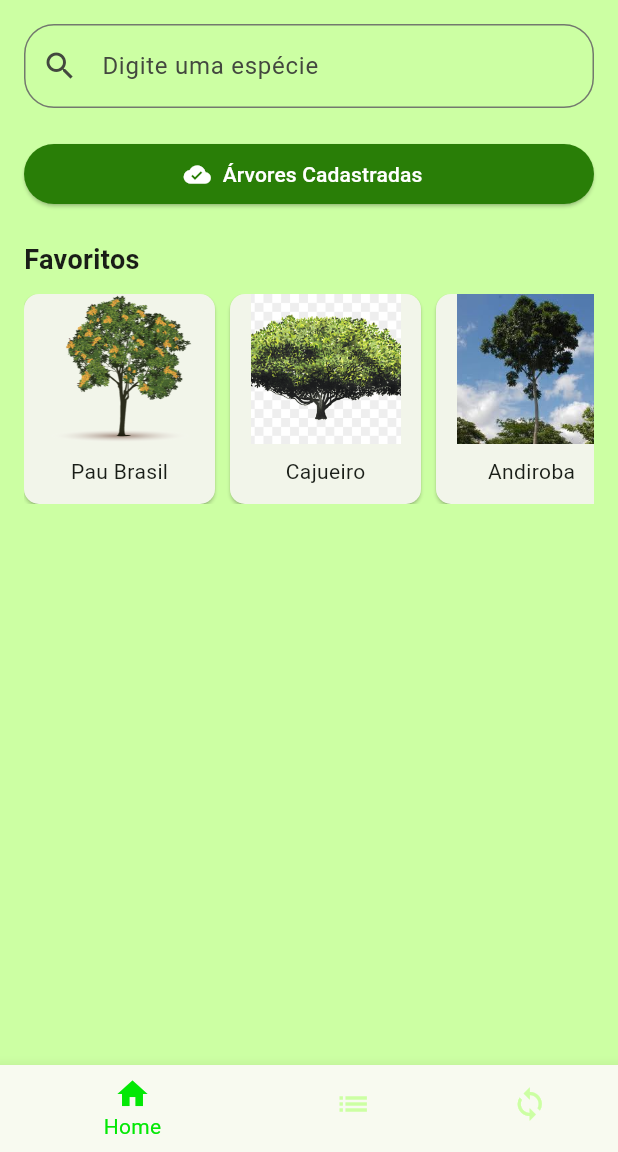
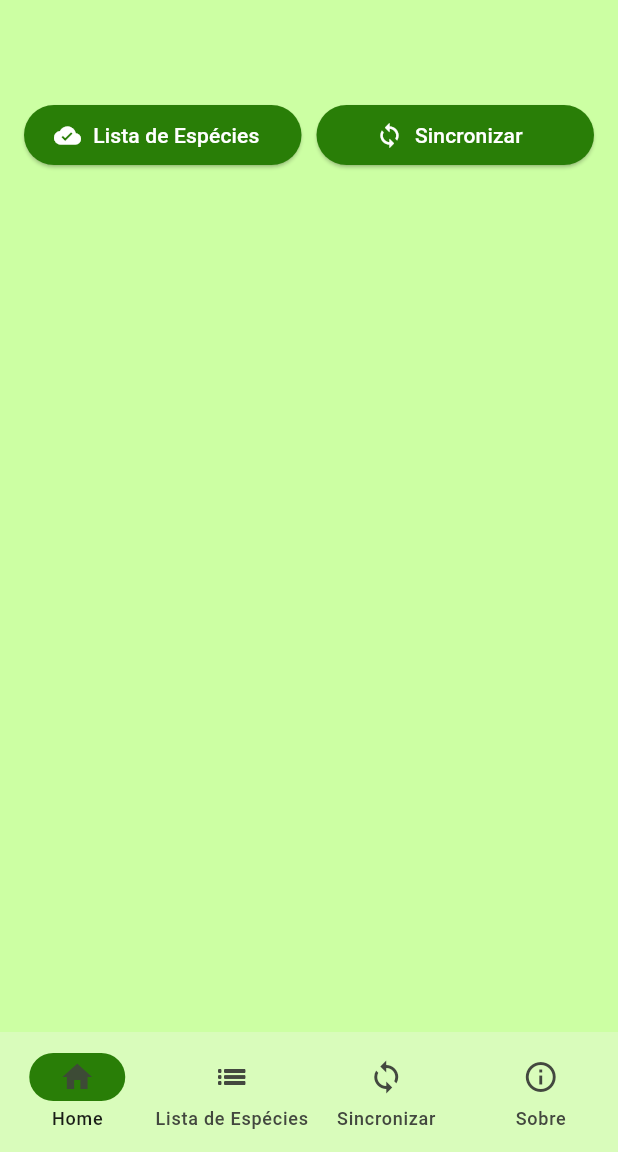
Before and after one commit to Matheusdeicke/amazontrees, a Flutter app: the TelaInicial screen opened directly, on a phone screen of 412 x 824 dp, the part 84-1236 px from its top. Run offline on Flutter 3.47's test engine with Material 3 defaults, Android fonts, the phone set to English and light mode, and no system bars.

Commit message:
100% att dia 21

```diff
--- a/lib/main.dart
+++ b/lib/main.dart
@@ -18,7 +18,7 @@ class MyApp extends StatelessWidget {
         colorScheme: ColorScheme.fromSeed(seedColor: AppColors.primaryColor),
         useMaterial3: true,
       ),
-      home: TelaLogin(), // Exibindo TelaLogin como a tela inicial
+      home: TelaCarregamento(), // Exibindo TelaLogin como a tela inicial
     );
   }
 }
--- a/lib/view/tela_home.dart
+++ b/lib/view/tela_home.dart
@@ -1,9 +1,15 @@
 import 'package:flutter/cupertino.dart';
 import 'package:flutter/material.dart';
-
+import 'tela_lista_especies.dart';  // Importando a tela correta
 import '../utils/colors.dart';
 
 class TelaHome extends StatelessWidget {
+  // Função de sincronizar
+  void sincronizarDados() {
+    // Aqui você pode implementar a lógica de sincronização com o servidor
+    print("Sincronizando dados...");
+  }
+
   @override
   Widget build(BuildContext context) {
     return Scaffold(
@@ -17,19 +23,8 @@ class TelaHome extends StatelessWidget {
         child: Column(
           crossAxisAlignment: CrossAxisAlignment.start,
           children: [
-            // Barra de pesquisa
-            TextField(
-              decoration: InputDecoration(
-                hintText: 'Digite uma espécie',
-                prefixIcon: Icon(Icons.search),
-                border: OutlineInputBorder(
-                  borderRadius: BorderRadius.circular(20.0),
-                ),
-              ),
-            ),
-            SizedBox(height: 20),
-
-            // Botões de cadastrar árvores e árvores cadastradas
+            SizedBox(height: 50),
+            // Botões
             Row(
               mainAxisAlignment: MainAxisAlignment.spaceBetween,
               children: [
@@ -37,41 +32,28 @@ class TelaHome extends StatelessWidget {
                   child: _buildActionButton(
                     context,
                     icon: Icons.cloud_done,
-                    label: 'Árvores Cadastradas',
+                    label: 'Lista de Espécies',
                     onPressed: () {
-                      // Navegar para a tela de árvores cadastradas
+                      // Abre a tela da lista de espécies
+                      Navigator.push(
+                        context,
+                        MaterialPageRoute(builder: (context) => TelaListaEspecies()),
+                      );
+                    },
+                  ),
+                ),
+                SizedBox(width: 10),
+                Expanded(
+                  child: _buildActionButton(
+                    context,
+                    icon: Icons.sync,
+                    label: 'Sincronizar',
+                    onPressed: () {
+                      sincronizarDados();  // Chama a função de sincronização
                     },
                   ),
                 ),
               ],
-            ),
-            SizedBox(height: 20),
-
-            // Seção de favoritos
-            Text(
-              'Favoritos',
-              style: TextStyle(fontSize: 18, fontWeight: FontWeight.bold),
-            ),
-            SizedBox(height: 10),
-
-            SizedBox(
-              height: 140, // Define a altura da ListView
-              child: ListView.builder(
-                scrollDirection: Axis.horizontal,
-                itemCount: favoritos.length, // Quantidade de itens na lista
-                itemBuilder: (context, index) {
-                  return Container(
-                    width: MediaQuery
-                        .of(context)
-                        .size
-                        .width / 3, // Dividido por 3 para mostrar 3 por vez
-                    child: FavoritoCard(
-                      favoritos[index]['nome']!,
-                      favoritos[index]['imagePath']!,
-                    ),
-                  );
-                },
-              ),
             ),
           ],
         ),
@@ -79,7 +61,6 @@ class TelaHome extends StatelessWidget {
     );
   }
 }
-
 
 Widget _buildActionButton(BuildContext context,
     {required IconData icon, required String label, required VoidCallback onPressed}) {
@@ -96,44 +77,3 @@ Widget _buildActionButton(BuildContext context,
     ),
   );
 }
-
-class FavoritoCard extends StatelessWidget {
-  final String nome;
-  final String imagePath;
-
-  FavoritoCard(this.nome, this.imagePath);
-
-  @override
-  Widget build(BuildContext context) {
-    return Card(
-      margin: EdgeInsets.only(right: 10),
-      shape: RoundedRectangleBorder(
-        borderRadius: BorderRadius.circular(10),
-      ),
-      child: Column(
-        children: [
-          Image.asset(
-            imagePath,
-            width: 100,
-            height: 100,
-            fit: BoxFit.cover,
-          ),
-          Padding(
-            padding: const EdgeInsets.all(8.0),
-            child: Text(nome),
-          ),
-        ],
-      ),
-    );
-  }
-}
-
-// Lista de árvores favoritas (exemplo)
-final List<Map<String, String>> favoritos = [
-  {'nome': 'Pau Brasil', 'imagePath': 'assets/images/pau_brasil.png'},
-  {'nome': 'Cajueiro', 'imagePath': 'assets/images/cajueiro.png'},
-  {'nome': 'Andiroba', 'imagePath': 'assets/images/andiroba.png'},
-  {'nome': 'Jequitibá', 'imagePath': 'assets/images/jequitiba.png'},
-  {'nome': 'Ipê Amarelo', 'imagePath': 'assets/images/ipe_amarelo.png'},
-  {'nome': 'Mogno', 'imagePath': 'assets/images/mogno.png'},
-];
--- a/lib/view/tela_inicial.dart
+++ b/lib/view/tela_inicial.dart
@@ -1,8 +1,7 @@
 import 'package:flutter/material.dart';
 import 'package:amazontrees/utils/colors.dart';
-import 'tela_home.dart';
-import 'tela_lista_especies.dart';
-import 'tela_sincronizar.dart';
+import 'tela_home.dart'; // Importe a TelaHome
+import 'tela_lista_especies.dart'; // Importe a TelaListaEspecies
 
 class TelaInicial extends StatefulWidget {
   @override
@@ -12,18 +11,14 @@ class TelaInicial extends StatefulWidget {
 class _TelaInicialState extends State<TelaInicial> {
   int _selectedIndex = 0;
 
-  // Lista de telas correspondentes a cada item da BottomNavigationBar
+  // Lista de telas correspondentes a cada item da NavigationBar
   final List<Widget> _telas = [
     TelaHome(),
     TelaListaEspecies(),
-    //TelaSincronizar()
+    // Adicione outras telas conforme necessário
+    Center(child: Text("Sincronizar", style: TextStyle(fontSize: 24))),
+    Center(child: Text("Sobre", style: TextStyle(fontSize: 24))),
   ];
-
-  void _onItemTapped(int index) {
-    setState(() {
-      _selectedIndex = index;
-    });
-  }
 
   @override
   Widget build(BuildContext context) {
@@ -49,7 +44,9 @@ class _TelaInicialState extends State<TelaInicial> {
               title: Text('Home'),
               onTap: () {
                 Navigator.pop(context);
-                _onItemTapped(0);
+                setState(() {
+                  _selectedIndex = 0;
+                });
               },
             ),
             ListTile(
@@ -57,15 +54,9 @@ class _TelaInicialState extends State<TelaInicial> {
               title: Text('Lista de Espécies'),
               onTap: () {
                 Navigator.pop(context);
-                _onItemTapped(1);
-              },
-            ),
-            ListTile(
-              leading: Icon(Icons.favorite),
-              title: Text('Favoritos'),
-              onTap: () {
-                Navigator.pop(context);
-                _onItemTapped(2);
+                setState(() {
+                  _selectedIndex = 1;
+                });
               },
             ),
             ListTile(
@@ -73,35 +64,56 @@ class _TelaInicialState extends State<TelaInicial> {
               title: Text('Sincronizar'),
               onTap: () {
                 Navigator.pop(context);
-                _onItemTapped(3);
+                setState(() {
+                  _selectedIndex = 2;
+                });
+              },
+            ),
+            ListTile(
+              leading: Icon(Icons.info),
+              title: Text('Sobre'),
+              onTap: () {
+                Navigator.pop(context);
+                setState(() {
+                  _selectedIndex = 3;
+                });
               },
             ),
           ],
         ),
       ),
       body: _telas[_selectedIndex],
-      bottomNavigationBar: BottomNavigationBar(
-        type: BottomNavigationBarType.shifting,
-        showUnselectedLabels: false,
-        selectedItemColor: AppColors.selectedNavigationBar, // Cor do item selecionado
-        unselectedItemColor: AppColors.backgroundColor, // Cor dos itens não selecionados
-        backgroundColor: AppColors.secondaryColor, // Cor de fundo da BottomNavigationBar
-        currentIndex: _selectedIndex,
-        items: const <BottomNavigationBarItem>[
-          BottomNavigationBarItem(
-            icon: Icon(Icons.home),
+      bottomNavigationBar: NavigationBar(
+        onDestinationSelected: (int index) {
+          setState(() {
+            _selectedIndex = index;
+          });
+        },
+        selectedIndex: _selectedIndex,
+        indicatorColor: AppColors.primaryColor, // Cor do indicador selecionado
+        backgroundColor: AppColors.secondaryColor, // Cor de fundo da NavigationBar
+        destinations: const <NavigationDestination>[
+          NavigationDestination(
+            selectedIcon: Icon(Icons.home),
+            icon: Icon(Icons.home_outlined),
             label: 'Home',
           ),
-          BottomNavigationBarItem(
-            icon: Icon(Icons.list),
+          NavigationDestination(
+            selectedIcon: Icon(Icons.list),
+            icon: Icon(Icons.list_outlined),
             label: 'Lista de Espécies',
           ),
-          BottomNavigationBarItem(
-            icon: Icon(Icons.sync),
+          NavigationDestination(
+            selectedIcon: Icon(Icons.sync),
+            icon: Icon(Icons.sync_outlined),
             label: 'Sincronizar',
           ),
+          NavigationDestination(
+            selectedIcon: Icon(Icons.info),
+            icon: Icon(Icons.info_outlined),
+            label: 'Sobre',
+          ),
         ],
-        onTap: _onItemTapped,
       ),
     );
   }
--- a/lib/view/tela_lista_especies.dart
+++ b/lib/view/tela_lista_especies.dart
@@ -6,10 +6,12 @@ class TelaListaEspecies extends StatelessWidget {
   @override
   Widget build(BuildContext context) {
     return Scaffold(
+      backgroundColor: AppColors.backgroundColor,
       appBar: AppBar(
         title: Text('Lista de Espécies'),
         backgroundColor: AppColors.secondaryColor,
       ),
+
       body: Padding(
         padding: const EdgeInsets.all(16.0),
         child: ListView(
```
Also changed, not shown: lib/view/tela_info_arvores.dart (+11 -4 lines), lib/view/tela_login.dart (+35 -88 lines), assets/images/tree_logo.png, lib/view/tela_favoritos.dart (deleted), lib/view/tela_pesquisar.dart (deleted), lib/view/tela_sincronizar.dart (deleted).
